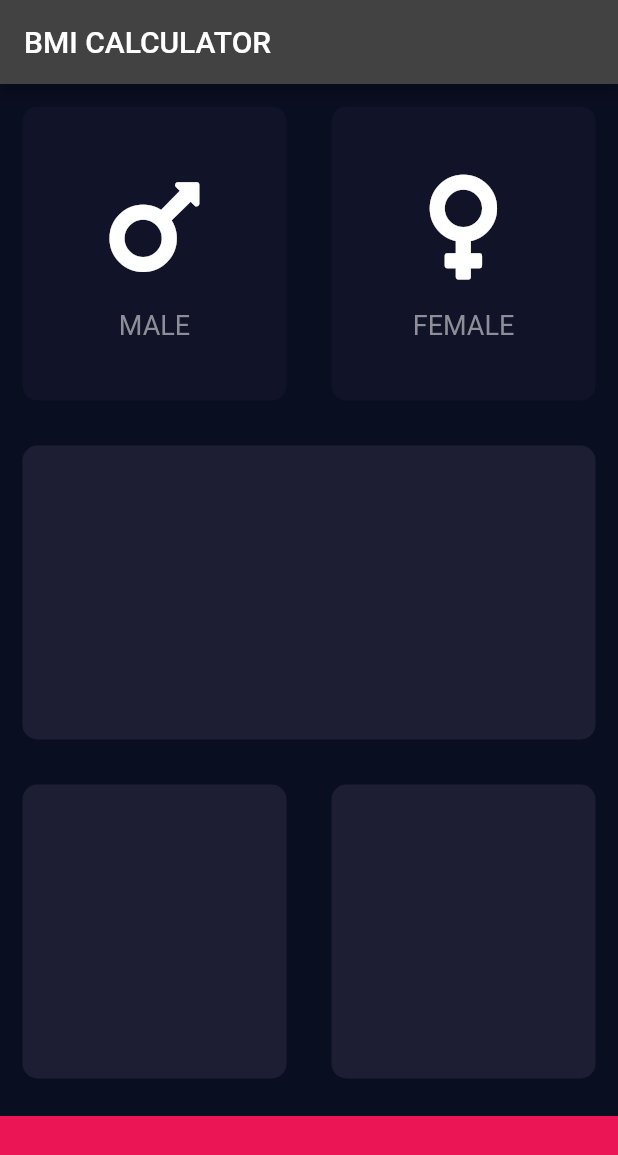
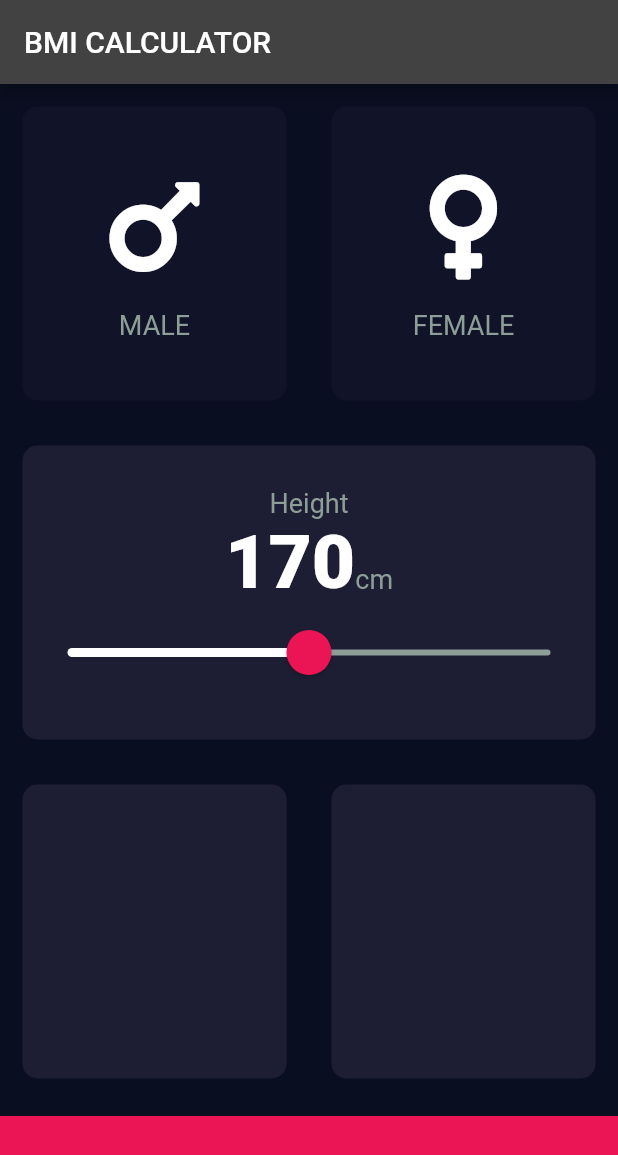
Before and after one commit to jedchoi/bmi-calculator-flutter, a Flutter app: the screen it shows after launch, on a phone screen of 412 x 824 dp. Shown: the top 1155 px of the screen. Run offline on Flutter 3.47's test engine with Material 2 defaults, Android fonts, the phone set to English and light mode, and no system bars; our stand-ins replace font_awesome_flutter.

Commit message:
slider 추가, constants 만들어서 contant 변수들 모아주기

```diff
--- /dev/null
+++ b/lib/constants.dart
@@ -0,0 +1,16 @@
+import 'package:flutter/material.dart';
+
+const kBottomContainerHeight = 80.0;
+const kActiveCardColor = Color(0xFF1D1E33);
+const kInactiveCardColor = Color(0xFF111328);
+const kBottonContainerColor = Color(0xFFEB1555);
+
+const kLabelTextStyle = TextStyle(
+  fontSize: 18.0,
+  color: Color(0xFF8D9E98),
+);
+
+const kNumberTextStyle = TextStyle(
+  fontSize: 50.0,
+  fontWeight: FontWeight.w900,
+);
--- a/lib/icon_content.dart
+++ b/lib/icon_content.dart
@@ -1,4 +1,5 @@
 import 'package:flutter/material.dart';
+import 'constants.dart';
 
 class IconContent extends StatelessWidget {
   IconContent({@required this.icon, this.title});
@@ -19,10 +20,7 @@ class IconContent extends StatelessWidget {
           ),
           Text(
             title,
-            style: TextStyle(
-              fontSize: 18.0,
-              color: Color(0xFF8D8E98),
-            ),
+            style: kLabelTextStyle,
           )
         ]);
   }
--- a/lib/input_page.dart
+++ b/lib/input_page.dart
@@ -2,11 +2,7 @@ import 'package:flutter/material.dart';
 import 'package:font_awesome_flutter/font_awesome_flutter.dart';
 import 'icon_content.dart';
 import 'reusable_card.dart';
-
-const bottomContainerHeight = 80.0;
-const activeCardColor = Color(0xFF1D1E33);
-const inactiveCardColor = Color(0xFF111328);
-const bottonContainerColor = Color(0xFFEB1555);
+import 'constants.dart';
 
 enum Gender {
   male,
@@ -20,6 +16,7 @@ class InputPage extends StatefulWidget {
 
 class _InputPageState extends State<InputPage> {
   Gender selectedGender;
+  int height = 170;
 
   @override
   Widget build(BuildContext context) {
@@ -35,8 +32,8 @@ class _InputPageState extends State<InputPage> {
                 Expanded(
                   child: ReusableCard(
                     color: selectedGender == Gender.male
-                        ? activeCardColor
-                        : inactiveCardColor,
+                        ? kActiveCardColor
+                        : kInactiveCardColor,
                     cardChild: IconContent(
                       icon: FontAwesomeIcons.mars,
                       title: 'MALE',
@@ -60,8 +57,8 @@ class _InputPageState extends State<InputPage> {
                       title: 'FEMALE',
                     ),
                     color: selectedGender == Gender.female
-                        ? activeCardColor
-                        : inactiveCardColor,
+                        ? kActiveCardColor
+                        : kInactiveCardColor,
                   ),
                 ),
               ],
@@ -72,7 +69,55 @@ class _InputPageState extends State<InputPage> {
               children: [
                 Expanded(
                   child: ReusableCard(
-                    color: activeCardColor,
+                    color: kActiveCardColor,
+                    cardChild: Column(
+                        mainAxisAlignment: MainAxisAlignment.center,
+                        children: <Widget>[
+                          Text(
+                            'Height',
+                            style: kLabelTextStyle,
+                          ),
+                          Row(
+                            mainAxisAlignment: MainAxisAlignment.center,
+                            crossAxisAlignment: CrossAxisAlignment.baseline,
+                            textBaseline: TextBaseline.alphabetic,
+                            children: <Widget>[
+                              Text(
+                                height.toString(),
+                                style: kNumberTextStyle,
+                              ),
+                              Text(
+                                'cm',
+                                style: kLabelTextStyle,
+                              ),
+                            ],
+                          ),
+                          SliderTheme(
+                            data: SliderTheme.of(context).copyWith(
+                              thumbShape: RoundSliderThumbShape(
+                                  enabledThumbRadius: 15.0),
+                              overlayShape:
+                                  RoundSliderOverlayShape(overlayRadius: 30.0),
+                              activeTrackColor: Colors.white,
+                              inactiveTrackColor: Color(0xFF8D9E98),
+                              thumbColor: Color(0xFFEB1555),
+                              overlayColor: Color(0x29EB1555),
+                            ),
+                            child: Slider(
+                                min: 120.0,
+                                max: 220.0,
+                                value: height.toDouble(),
+                                // activeColor: Colors.white,
+                                // inactiveColor: Color(0xFF8D9E98),
+                                // thumbColor: ,
+
+                                onChanged: (double newValue) {
+                                  setState(() {
+                                    height = newValue.toInt();
+                                  });
+                                }),
+                          )
+                        ]),
                   ),
                 ),
               ],
@@ -83,22 +128,22 @@ class _InputPageState extends State<InputPage> {
               children: [
                 Expanded(
                   child: ReusableCard(
-                    color: activeCardColor,
+                    color: kActiveCardColor,
                   ),
                 ),
                 Expanded(
                   child: ReusableCard(
-                    color: activeCardColor,
+                    color: kActiveCardColor,
                   ),
                 ),
               ],
             ),
           ),
           Container(
-            color: bottonContainerColor,
+            color: kBottonContainerColor,
             margin: EdgeInsets.only(top: 10.0),
             width: double.infinity,
-            height: bottomContainerHeight,
+            height: kBottomContainerHeight,
           )
         ],
       ),
```
